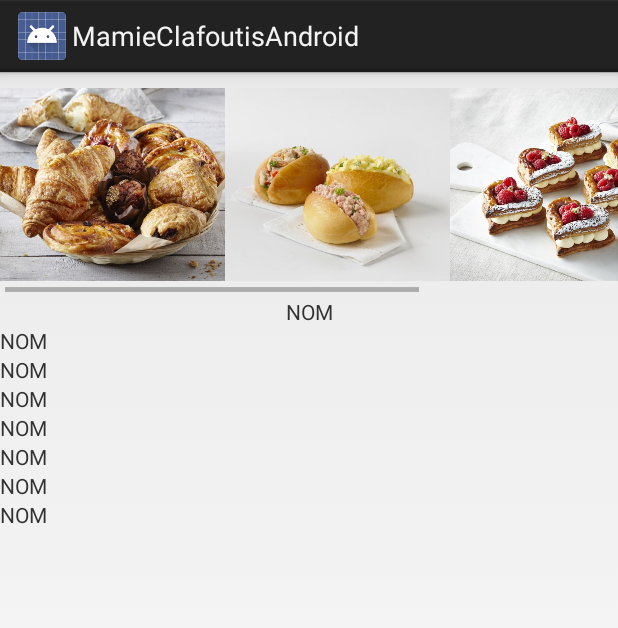
After one commit to WhereRUBeen/ProjetAndroid-save, an Android app: the layout details_produit.xml on its own in the app's theme, with its tools: preview values and no code run, on a phone screen of 412 x 824 dp. The commit adds this screen. Shown: the top 628 px of the screen. Run offline under Robolectric (Android 15) with nearby library versions, the phone set to English and light mode, and no system bars.

Commit message:
CommandeProduit et details_produit.xml

```diff
--- a/app/src/main/java/com/example/arsene/mamieclafoutisandroid/CommandeActivity.java
+++ b/app/src/main/java/com/example/arsene/mamieclafoutisandroid/CommandeActivity.java
@@ -62,9 +62,15 @@ public class CommandeActivity extends AppCompatActivity {
                 });
 
 
-                // cree alertdialog
+                // cree alertdialog builder
                 AlertDialog.Builder builder = new AlertDialog.Builder(ctx);
                 LayoutInflater inflater = LayoutInflater.from(ctx);
+                builder.setTitle("Détails Produit");
+                builder.setView(inflater.inflate(R.layout.details_produit,null));
+
+                // cree alertdialog
+                AlertDialog dialog = builder.create();
+                dialog.show();
 
             }
 
--- /dev/null
+++ b/app/src/main/res/layout/details_produit.xml
@@ -0,0 +1,100 @@
+<?xml version="1.0" encoding="utf-8"?>
+<LinearLayout xmlns:android="http://schemas.android.com/apk/res/android"
+    android:layout_width="match_parent"
+    android:layout_height="match_parent"
+    android:orientation="vertical"
+    >
+
+
+    <HorizontalScrollView
+        android:layout_width="match_parent"
+        android:layout_height="wrap_content">
+
+        <LinearLayout
+            android:layout_width="match_parent"
+            android:layout_height="wrap_content"
+            android:orientation="horizontal">
+
+            <ImageView
+                android:id="@+id/img1"
+                android:layout_width="150dp"
+                android:layout_height="150dp"
+                android:src="@drawable/img1" />
+
+            <ImageView
+                android:id="@+id/img2"
+                android:layout_width="150dp"
+                android:layout_height="150dp"
+                android:src="@drawable/img2" />
+
+            <ImageView
+                android:id="@+id/img3"
+                android:layout_width="150dp"
+                android:layout_height="150dp"
+                android:src="@drawable/img3" />
+
+            <ImageView
+                android:id="@+id/img4"
+                android:layout_width="150dp"
+                android:layout_height="150dp"
+                android:src="@drawable/img4" />
+        </LinearLayout>
+    </HorizontalScrollView>
+
+    <ScrollView
+        android:layout_width="match_parent"
+        android:layout_height="wrap_content"
+        android:scrollbars="vertical">
+
+        <LinearLayout
+            android:layout_width="match_parent"
+            android:layout_height="wrap_content"
+            android:orientation="vertical">
+
+            <TextView
+                android:id="@+id/detailsProd_nom"
+                android:layout_width="match_parent"
+                android:layout_height="match_parent"
+                android:text="NOM"
+                android:textAlignment="center"/>
+            <TextView
+                android:id="@+id/detailsProd_categorie"
+                android:layout_width="match_parent"
+                android:layout_height="match_parent"
+                android:text="NOM"/>
+            <TextView
+                android:id="@+id/detailsProd_prix"
+                android:layout_width="match_parent"
+                android:layout_height="match_parent"
+                android:text="NOM"/>
+
+            <TextView
+                android:id="@+id/detailsProd_poix"
+                android:layout_width="match_parent"
+                android:layout_height="match_parent"
+                android:text="NOM"/>
+            <TextView
+                android:id="@+id/detailsProd_unite"
+                android:layout_width="match_parent"
+                android:layout_height="match_parent"
+                android:text="NOM"/>
+            <TextView
+                android:id="@+id/detailsProd_desc"
+                android:layout_width="match_parent"
+                android:layout_height="match_parent"
+                android:text="NOM"/>
+            <TextView
+                android:id="@+id/detailsProd_recette"
+                android:layout_width="match_parent"
+                android:layout_height="match_parent"
+                android:text="NOM"/>
+            <TextView
+                android:layout_width="match_parent"
+                android:layout_height="match_parent"
+                android:text="NOM"/>
+
+        </LinearLayout>
+
+    </ScrollView>
+
+</LinearLayout>
```
